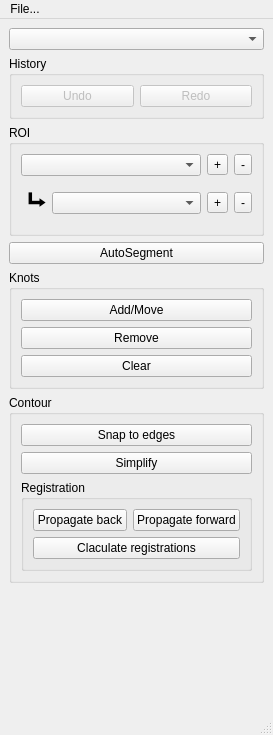
The window that ui/toolbox.ui (dafne-imaging/dafne) describes before a commit, drawn with Qt 5.
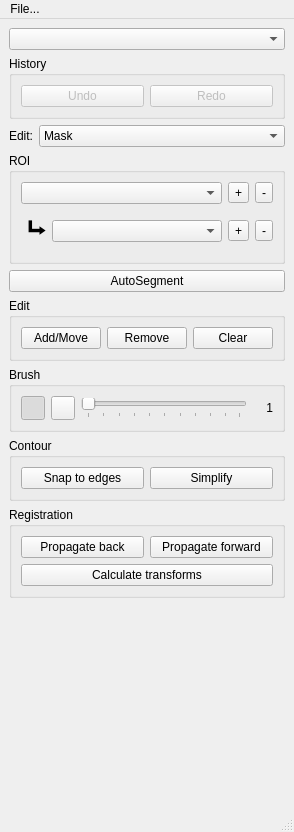
The same window after the commit. Icons and pictures are not drawn.

Commit message:
Begin of mask edit implementation. Toolbox UI adaptations and brush implementations.
Remember to remove the DEBUGs in MuscleSegmentation.py at the end!

What changed in the file:
```diff
--- a/ui/toolbox.ui
+++ b/ui/toolbox.ui
@@ -6,8 +6,8 @@
    <rect>
     <x>0</x>
     <y>0</y>
-    <width>267</width>
-    <height>735</height>
+    <width>294</width>
+    <height>832</height>
    </rect>
   </property>
   <property name="windowTitle">
@@ -47,6 +47,43 @@
       </layout>
      </widget>
     </item>
+    <item>
+     <layout class="QHBoxLayout" name="horizontalLayout_6">
+      <item>
+       <widget class="QLabel" name="label_2">
+        <property name="sizePolicy">
+         <sizepolicy hsizetype="Minimum" vsizetype="Preferred">
+          <horstretch>0</horstretch>
+          <verstretch>0</verstretch>
+         </sizepolicy>
+        </property>
+        <property name="text">
+         <string>Edit:</string>
+        </property>
+       </widget>
+      </item>
+      <item>
+       <widget class="QComboBox" name="editmode_combo">
+        <property name="sizePolicy">
+         <sizepolicy hsizetype="Preferred" vsizetype="Fixed">
+          <horstretch>1</horstretch>
+          <verstretch>0</verstretch>
+         </sizepolicy>
+        </property>
+        <item>
+         <property name="text">
+          <string>Mask</string>
+         </property>
+        </item>
+        <item>
+         <property name="text">
+          <string>Contour</string>
+         </property>
+        </item>
+       </widget>
+      </item>
+     </layout>
+    </item>
     <item>
      <widget class="QGroupBox" name="ROI_group">
       <property name="sizePolicy">
@@ -81,7 +118,23 @@
         </layout>
        </item>
        <item>
+        <widget class="QWidget" name="subroi_widget" native="true">
         <layout class="QHBoxLayout" name="horizontalLayout_2">
+          <property name="spacing">
+           <number>6</number>
+          </property>
+          <property name="leftMargin">
+           <number>0</number>
+          </property>
+          <property name="topMargin">
+           <number>0</number>
+          </property>
+          <property name="rightMargin">
+           <number>0</number>
+          </property>
+          <property name="bottomMargin">
+           <number>0</number>
+          </property>
          <item>
           <widget class="QLabel" name="label">
            <property name="font">
@@ -121,6 +174,7 @@
           </widget>
          </item>
         </layout>
+        </widget>
        </item>
       </layout>
      </widget>
@@ -141,11 +195,13 @@
        </sizepolicy>
       </property>
       <property name="title">
-       <string>Knots</string>
+       <string>Edit</string>
       </property>
       <layout class="QVBoxLayout" name="verticalLayout_3">
        <item>
-        <widget class="QPushButton" name="addknot_button">
+        <layout class="QHBoxLayout" name="horizontalLayout_8">
+         <item>
+          <widget class="QPushButton" name="addpaint_button">
          <property name="text">
           <string>Add/Move</string>
          </property>
@@ -161,7 +217,7 @@
         </widget>
        </item>
        <item>
-        <widget class="QPushButton" name="removeknot_button">
+          <widget class="QPushButton" name="removeerase_button">
          <property name="text">
           <string>Remove</string>
          </property>
@@ -181,8 +237,141 @@
         </widget>
        </item>
       </layout>
+       </item>
+      </layout>
      </widget>
     </item>
+    <item>
+     <widget class="QGroupBox" name="brush_group">
+      <property name="title">
+       <string>Brush</string>
+      </property>
+      <layout class="QVBoxLayout" name="verticalLayout_6">
+       <item>
+        <layout class="QHBoxLayout" name="horizontalLayout_5">
+         <item>
+          <widget class="QToolButton" name="circlebrush_button">
+           <property name="minimumSize">
+            <size>
+             <width>24</width>
+             <height>24</height>
+            </size>
+           </property>
+           <property name="font">
+            <font>
+             <pointsize>20</pointsize>
+             <weight>50</weight>
+             <bold>false</bold>
+            </font>
+           </property>
+           <property name="text">
+            <string/>
+           </property>
+           <property name="icon">
+            <iconset>
+             <normaloff>ui/images/circle.png</normaloff>ui/images/circle.png</iconset>
+           </property>
+           <property name="checkable">
+            <bool>true</bool>
+           </property>
+           <property name="checked">
+            <bool>true</bool>
+           </property>
+           <property name="autoExclusive">
+            <bool>true</bool>
+           </property>
+          </widget>
+         </item>
+         <item>
+          <widget class="QToolButton" name="squarebrush_button">
+           <property name="minimumSize">
+            <size>
+             <width>24</width>
+             <height>24</height>
+            </size>
+           </property>
+           <property name="icon">
+            <iconset>
+             <normaloff>ui/images/square.png</normaloff>ui/images/square.png</iconset>
+           </property>
+           <property name="checkable">
+            <bool>true</bool>
+           </property>
+           <property name="autoExclusive">
+            <bool>true</bool>
+           </property>
+          </widget>
+         </item>
+         <item>
+          <widget class="QSlider" name="brushsize_slider">
+           <property name="sizePolicy">
+            <sizepolicy hsizetype="Expanding" vsizetype="Fixed">
+             <horstretch>1</horstretch>
+             <verstretch>0</verstretch>
+            </sizepolicy>
+           </property>
+           <property name="minimum">
+            <number>1</number>
+           </property>
+           <property name="maximum">
+            <number>100</number>
+           </property>
+           <property name="singleStep">
+            <number>2</number>
+           </property>
+           <property name="value">
+            <number>1</number>
+           </property>
+           <property name="orientation">
+            <enum>Qt::Horizontal</enum>
+           </property>
+           <property name="tickPosition">
+            <enum>QSlider::TicksBelow</enum>
+           </property>
+          </widget>
+         </item>
+         <item>
+          <widget class="QLabel" name="brushsize_label">
+           <property name="sizePolicy">
+            <sizepolicy hsizetype="Fixed" vsizetype="Preferred">
+             <horstretch>0</horstretch>
+             <verstretch>0</verstretch>
+            </sizepolicy>
+           </property>
+           <property name="minimumSize">
+            <size>
+             <width>20</width>
+             <height>0</height>
+            </size>
+           </property>
+           <property name="text">
+            <string>1</string>
+           </property>
+           <property name="alignment">
+            <set>Qt::AlignRight|Qt::AlignTrailing|Qt::AlignVCenter</set>
+           </property>
+          </widget>
+         </item>
+        </layout>
+       </item>
+      </layout>
+     </widget>
+    </item>
+    <item>
+     <widget class="QWidget" name="contouredit_widget" native="true">
+      <layout class="QVBoxLayout" name="verticalLayout_7">
+       <property name="leftMargin">
+        <number>0</number>
+       </property>
+       <property name="topMargin">
+        <number>0</number>
+       </property>
+       <property name="rightMargin">
+        <number>0</number>
+       </property>
+       <property name="bottomMargin">
+        <number>0</number>
+       </property>
     <item>
      <widget class="QGroupBox" name="groupBox_2">
       <property name="title">
@@ -190,6 +379,8 @@
       </property>
       <layout class="QVBoxLayout" name="verticalLayout_4">
        <item>
+           <layout class="QHBoxLayout" name="horizontalLayout_9">
+            <item>
         <widget class="QPushButton" name="optimizeButton">
          <property name="text">
           <string>Snap to edges</string>
@@ -203,6 +394,14 @@
          </property>
         </widget>
        </item>
+           </layout>
+          </item>
+         </layout>
+        </widget>
+       </item>
+      </layout>
+     </widget>
+    </item>
        <item>
         <widget class="QGroupBox" name="registrationGroup">
          <property name="title">
@@ -230,11 +429,8 @@
           <item>
            <widget class="QPushButton" name="calcTransformsButton">
             <property name="text">
-             <string>Claculate registrations</string>
-            </property>
-           </widget>
-          </item>
-         </layout>
+          <string>Calculate transforms</string>
+         </property>
         </widget>
        </item>
       </layout>
@@ -260,8 +456,8 @@
     <rect>
      <x>0</x>
      <y>0</y>
-     <width>267</width>
-     <height>28</height>
+     <width>294</width>
+     <height>30</height>
     </rect>
    </property>
    <widget class="QMenu" name="menuFile">
```
Left out of the diff: 2 changed lines with no effect on the pictures. Lines whose indentation alone changed are shown as unchanged. The commit also changes 6 other files.
